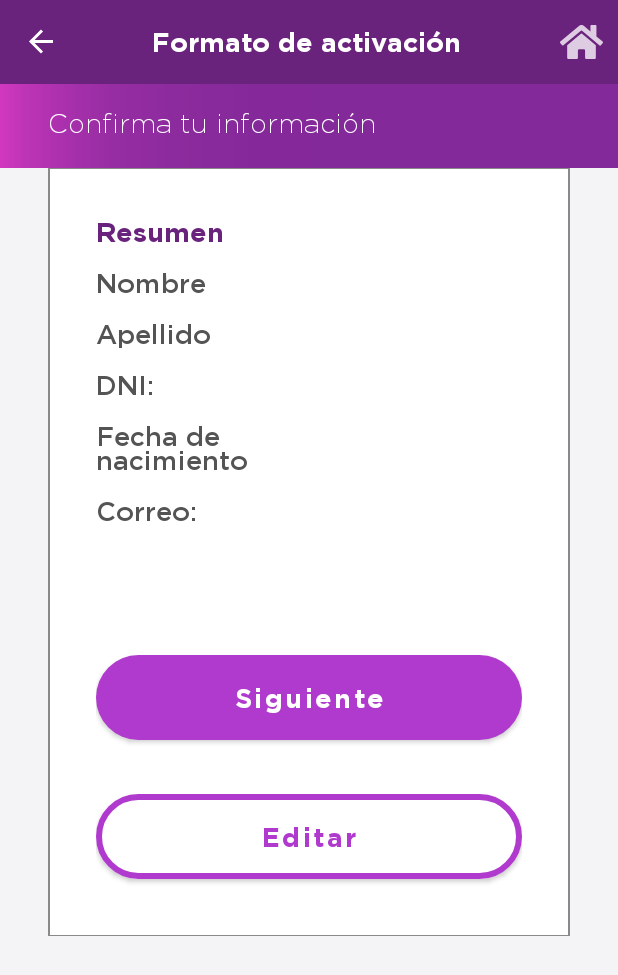
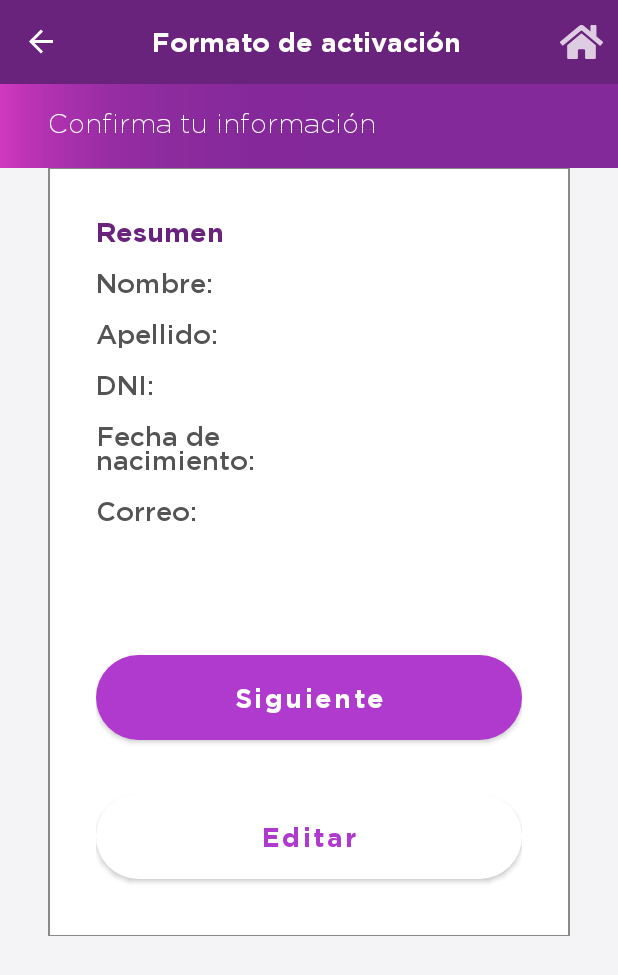
Before and after one commit to itsightconsulting/flash-mobile, an Android app: the FormConfirmFragment screen opened through its navigation route, on a phone screen of 412 x 824 dp. Shown: the top 975 px of the screen. Run offline under Robolectric (Android 15) with nearby library versions, the phone set to English and light mode, and no system bars; our stand-ins replace Dagger/Hilt's generated code, RxJava, navigation-ui; pictures from the network do not load; 1 statement that could not run was skipped.

```diff
--- a/app/src/main/java/pe/mobile/cuy/preferences/UserPrefs.kt
+++ b/app/src/main/java/pe/mobile/cuy/preferences/UserPrefs.kt
@@ -78,7 +78,7 @@ object UserPrefs {
             remove(USER_PHONE)
             remove(USER_BIOMETRIC_WRONG_ATTEMPTS)
 
-            remove(USER_HIDE_CAROUSEL)
+            //remove(USER_HIDE_CAROUSEL)
 
             remove(ACTIVATION_DNI)
             remove(ACTIVATION_NAME)
--- a/app/src/main/java/pe/mobile/cuy/view/FormConfirmFragment.kt
+++ b/app/src/main/java/pe/mobile/cuy/view/FormConfirmFragment.kt
@@ -51,6 +51,13 @@ class FormConfirmFragment : Fragment() {
 
     fun showInformation() {
 
+        tvName.text = tvName.text.toString() + ":"
+        tvLastName.text = tvLastName.text.toString() + ":"
+        tvDateOfBirth.text = tvDateOfBirth.text.toString() + ":"
+        tvSponsorTeamId.text = tvSponsorTeamId.text.toString() + ":"
+        tvPlanType.text = tvPlanType.text.toString() + ":"
+
+
         var oActivation = UserPrefs.getActivation(FlashApplication.appContext)
         if (oActivation == null) throw  Resources.NotFoundException()
 
--- a/app/src/main/java/pe/mobile/cuy/view/FormFragment.kt
+++ b/app/src/main/java/pe/mobile/cuy/view/FormFragment.kt
@@ -113,7 +113,7 @@ class FormFragment : Fragment() {
         if (rbDoNotWantToPort.isChecked) estado = false
         if (rbWantToPort.isChecked) estado = true
         if (estado == null)
-            rbWantToPort.error = "Debes seleccionar una opción"
+            rbWantToPort.setError("Debes seleccionar una opción")
 
 
         if (!this.validatorMatrix.checkValidity() || estado == null)
--- a/app/src/main/res/layout/form_confirm_fragment.xml
+++ b/app/src/main/res/layout/form_confirm_fragment.xml
@@ -342,7 +342,7 @@
 
             <com.google.android.material.button.MaterialButton
                 android:id="@+id/btn_cancel"
-                style="@style/button_white"
+                style="@style/button_white_without_border"
                 android:layout_width="match_parent"
                 android:layout_height="wrap_content"
                 android:layout_marginTop="24dp"
--- a/app/src/main/res/values/styles.xml
+++ b/app/src/main/res/values/styles.xml
@@ -251,7 +251,7 @@
     <style name="flash_input_dropdown">
         <item name="android:layout_width">match_parent</item>
         <item name="android:layout_height">match_parent</item>
-        <item name="android:fontFamily">@font/gotham_light</item>
+        <item name="android:fontFamily">@font/gotham_bold</item>
         <item name="android:textSize">18sp</item>
         <item name="android:textColor">@color/dark</item>
         <item name="android:layout_marginTop">-12dp</item>
@@ -281,4 +281,17 @@
         <!--Propiedad sin efecto(textColor). En revisión... -->
         <item name="android:textColor">@color/dark_purple</item>
     </style>
+
+
+    <style name="button_white_without_border">
+        <item name="android:fontFamily">@font/gotham_bold</item>
+        <item name="android:textSize">18sp</item>
+        <item name="android:textColor">@color/purple</item>
+        <item name="backgroundTint">@color/white</item>
+        <item name="android:textAllCaps">false</item>
+        <item name="cornerRadius">40dp</item>
+        <item name="android:paddingTop">18dp</item>
+        <item name="android:paddingBottom">18dp</item>
+    </style>
+
 </resources>
```
Also changed, not shown: app/src/main/res/layout/form_fragment.xml (+8 -4 lines).
